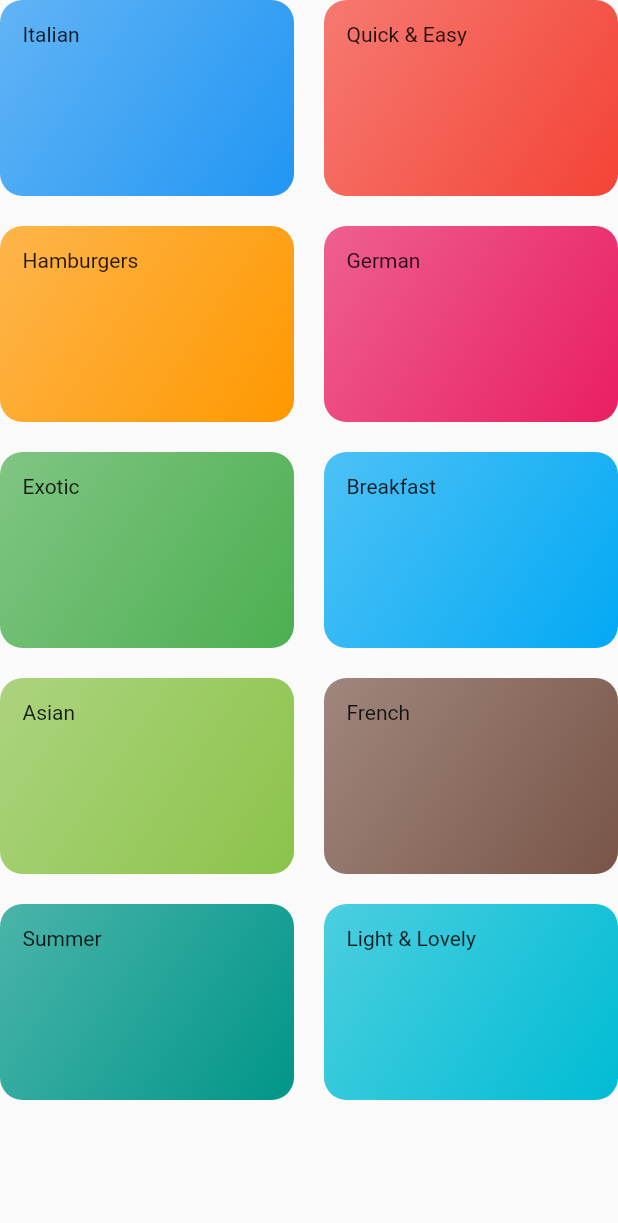
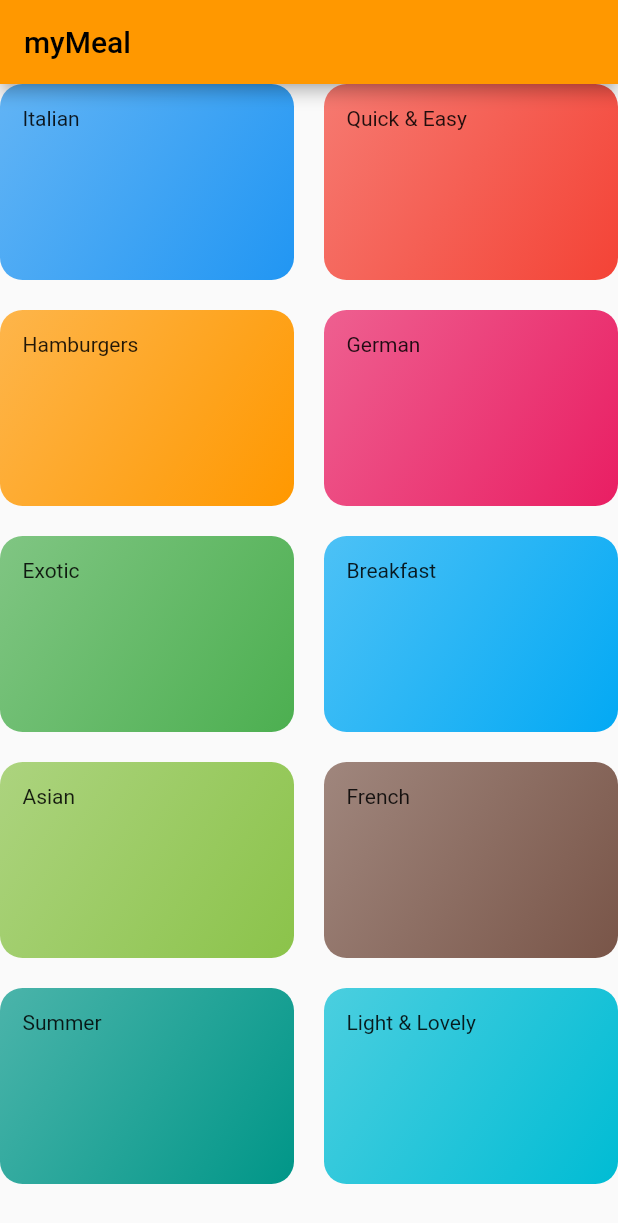
Before and after one commit to Charizard17/meal_app, a Flutter app: the CategoriesScreen screen opened directly, on a phone screen of 412 x 824 dp. Shown: the top 1223 px of the screen. Run offline on Flutter 3.47's test engine with Material 2 defaults, Android fonts, the phone set to English and light mode, and no system bars.

Commit message:
delete myhomepage class. show categories_screen widget as a home page widget

```diff
--- a/lib/categories_screen.dart
+++ b/lib/categories_screen.dart
@@ -6,7 +6,11 @@ import './category_item.dart';
 class CategoriesScreen extends StatelessWidget {
   @override
   Widget build(BuildContext context) {
-    return GridView(
+    return Scaffold(
+      appBar: AppBar(
+        title: const Text('myMeal'),
+      ),
+      body: GridView(
         children: DUMMY_CATEGORIES
             .map((catData) => CategoryItem(
                   catData.title,
@@ -19,6 +23,7 @@ class CategoriesScreen extends StatelessWidget {
           crossAxisSpacing: 20,
           mainAxisSpacing: 20,
         ),
+      ),
     );
   }
 }
```
Also changed, not shown: lib/main.dart (+3 -21 lines). Lines whose indentation alone changed are shown as unchanged.
